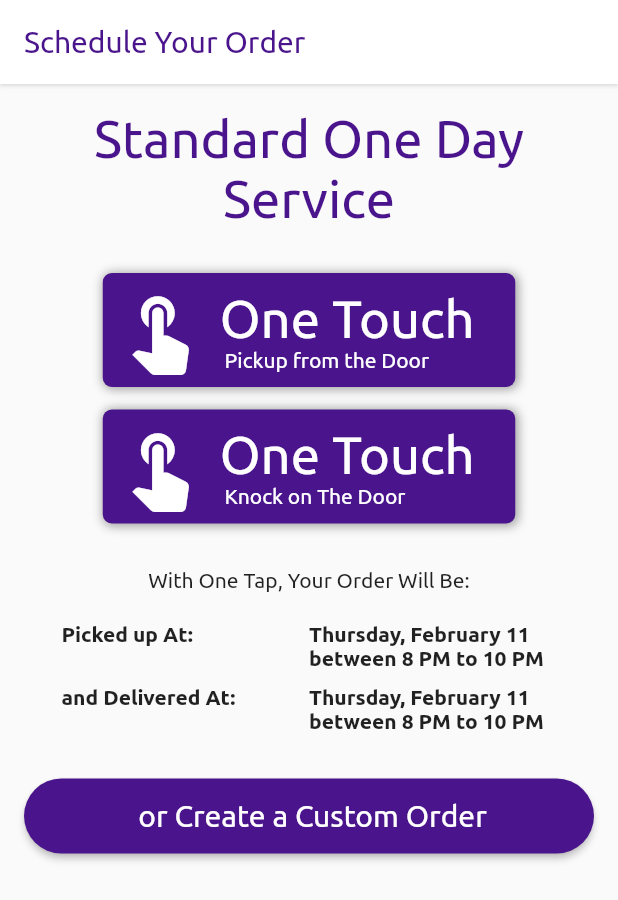
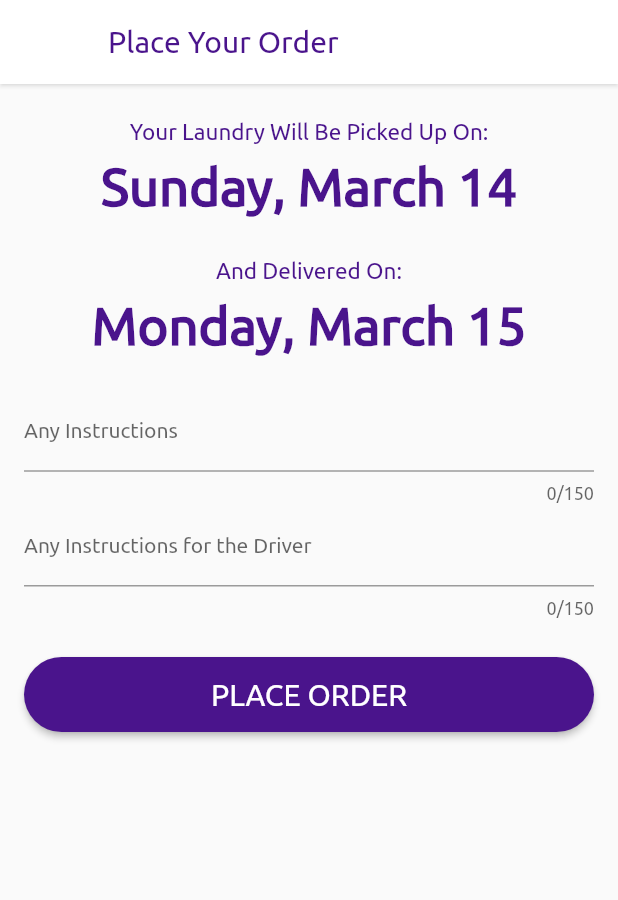
Before and after one commit to arunabhdas/dhobi_app, a Flutter app: the HomeTab screen opened directly, after a tap on "or Create a Custom Order", on a phone screen of 412 x 824 dp. Shown: the top 900 px of the screen. Run offline on Flutter 3.47's test engine with Material 2 defaults, Android fonts, the phone set to English and light mode, and no system bars; our stand-ins replace connectivity, firebase_auth, firebase_core, firebase_database, firebase_storage, image_cropper and 2 more; accounts and stored records are empty.

Commit message:
Madde Custom Order Page with Date Picker

```diff
--- a/lib/main.dart
+++ b/lib/main.dart
@@ -18,7 +18,8 @@ class MyApp extends StatelessWidget {
       title: 'Flutter Demo',
       theme: ThemeData(
         fontFamily: 'Ubuntu',
-        primarySwatch: Colors.grey,
+        primarySwatch: Colors.purple,
+        primaryColor: Colors.purple[900],
         visualDensity: VisualDensity.adaptivePlatformDensity,
       ),
       initialRoute: FirebaseAuth.instance.currentUser == null
--- /dev/null
+++ b/lib/screens/custom_order_screen.dart
@@ -0,0 +1,192 @@
+import 'package:dhobi_app/widgets/largeButton.dart';
+import 'package:flutter/cupertino.dart';
+import 'package:flutter/material.dart';
+import 'package:intl/intl.dart';
+
+class CustomOrderScreen extends StatefulWidget {
+  @override
+  _CustomOrderScreenState createState() => _CustomOrderScreenState();
+}
+
+class _CustomOrderScreenState extends State<CustomOrderScreen> {
+  TextEditingController instructionFieldController = TextEditingController();
+  TextEditingController driverFieldController = TextEditingController();
+  String buttonText = 'Select Date';
+
+  DateTime selectedPickupDate = DateTime(
+      DateTime.now().year,
+      DateTime.now().month,
+      (DateTime.now().weekday != 5)
+          ? DateTime.now().day + 1
+          : DateTime.now().day + 2);
+
+  DateTime nextDate = DateTime(
+      DateTime.now().year,
+      DateTime.now().month,
+      (DateTime.now().weekday != 5)
+          ? DateTime.now().day + 1
+          : DateTime.now().day + 2);
+
+  _selectDate(BuildContext context) async {
+    return buildMaterialDatePicker(context);
+  }
+
+  /// Material Picker
+  buildMaterialDatePicker(BuildContext context) async {
+    final DateTime picked = await showDatePicker(
+      context: context,
+      selectableDayPredicate: (date) {
+        // Disable weekend days to select from the calendar
+        if (date.weekday == 6 || date.isBefore(nextDate)) {
+          //date.month < DateTime.now().month) {
+          return false;
+        }
+        return true;
+      },
+      initialDate: selectedPickupDate,
+      firstDate: DateTime(DateTime.now().year),
+      lastDate: DateTime(DateTime.now().year + 1),
+      builder: (context, child) {
+        return Theme(
+          data: ThemeData.dark(),
+          child: child,
+        );
+      },
+    );
+    if (picked != null && picked != selectedPickupDate)
+      setState(() {
+        selectedPickupDate = picked;
+      });
+  }
+
+  void openDateChanger() {
+    _selectDate(context);
+    setState(() {
+      buttonText = 'Change Date';
+    });
+  }
+
+  @override
+  Widget build(BuildContext context) {
+    return GestureDetector(
+      onTap: () => FocusScope.of(context).requestFocus(new FocusNode()),
+      child: Scaffold(
+        appBar: AppBar(
+          elevation: 1,
+          shadowColor: Colors.black45,
+          backgroundColor: Colors.white,
+          title: Text(
+            'Place Your Order',
+            style: TextStyle(fontSize: 20, color: Colors.purple[900]),
+          ),
+        ),
+        body: SafeArea(
+          child: SingleChildScrollView(
+            child: Padding(
+                padding:
+                    const EdgeInsets.symmetric(horizontal: 16, vertical: 8),
+                child: Column(
+                  mainAxisSize: MainAxisSize.min,
+                  children: [
+                    SizedBox(height: 15),
+                    Text(
+                      'Your Laundry Will Be Picked Up On:',
+                      style: TextStyle(
+                        color: Colors.purple[900],
+                        fontSize: 15,
+                        fontFamily: 'Ubuntu',
+                      ),
+                    ),
+                    TextButton(
+                      onPressed: () => openDateChanger(),
+                      child: Text(
+                        "${DateFormat('EEEE, MMMM d').format(selectedPickupDate)}",
+                        style: TextStyle(
+                          fontSize: 35,
+                          fontWeight: FontWeight.bold,
+                          fontFamily: 'Ubuntu',
+                          color: Colors.purple[900],
+                        ),
+                      ),
+                    ),
+                    SizedBox(
+                      height: 20.0,
+                    ),
+                    Text(
+                      'And Delivered On:',
+                      style: TextStyle(
+                          color: Colors.purple[900],
+                          fontSize: 15,
+                          fontFamily: 'Ubuntu'),
+                    ),
+                    TextButton(
+                      onPressed: () => openDateChanger(),
+                      child: Text(
+                        '${DateFormat('EEEE, MMMM d').format(selectedPickupDate.add((selectedPickupDate.weekday != 5) ? Duration(days: 1) : Duration(days: 2)))}',
+                        style: TextStyle(
+                          fontSize: 35,
+                          fontWeight: FontWeight.bold,
+                          fontFamily: 'Ubuntu',
+                          color: Colors.purple[900],
+                        ),
+                      ),
+                    ),
+                    SizedBox(height: 15),
+                    TextField(
+                      controller: instructionFieldController,
+                      keyboardType: TextInputType.multiline,
+                      minLines: 1,
+                      maxLines: 3,
+                      maxLength: 150,
+                      decoration: InputDecoration(
+                        labelText: 'Any Instructions',
+                        labelStyle: TextStyle(
+                          fontSize: 14.0,
+                        ),
+                        hintStyle: TextStyle(
+                          color: Colors.grey,
+                          fontSize: 10.0,
+                        ),
+                      ),
+                      style: TextStyle(fontSize: 14.0),
+                    ),
+                    TextField(
+                      controller: driverFieldController,
+                      keyboardType: TextInputType.multiline,
+                      minLines: 1,
+                      maxLines: 3,
+                      maxLength: 150,
+                      decoration: InputDecoration(
+                        labelText: 'Any Instructions for the Driver',
+                        labelStyle: TextStyle(
+                          fontSize: 14.0,
+                        ),
+                        hintStyle: TextStyle(
+                          color: Colors.grey,
+                          fontSize: 10.0,
+                        ),
+                      ),
+                      style: TextStyle(fontSize: 14.0),
+                    ),
+                    SizedBox(
+                      height: 25,
+                    ),
+                    LargeButton(
+                      title: 'PLACE ORDER',
+                      color: Colors.purple[900],
+                      onPressed: () {
+                        print(selectedPickupDate);
+                        print(selectedPickupDate.add(
+                            (selectedPickupDate.weekday != 5)
+                                ? Duration(days: 1)
+                                : Duration(days: 2)));
+                      },
+                    )
+                  ],
+                )),
+          ),
+        ),
+      ),
+    );
+  }
+}
--- a/lib/tabs/home_tab.dart
+++ b/lib/tabs/home_tab.dart
@@ -1,8 +1,21 @@
+import 'package:dhobi_app/screens/custom_order_screen.dart';
 import 'package:dhobi_app/widgets/largeButton.dart';
-import 'package:firebase_auth/firebase_auth.dart';
 import 'package:flutter/material.dart';
+import 'package:intl/intl.dart';
 
-class HomeTab extends StatelessWidget {
+class HomeTab extends StatefulWidget {
+  @override
+  _HomeTabState createState() => _HomeTabState();
+}
+
+class _HomeTabState extends State<HomeTab> {
+  DateTime tommorowDate = DateTime(
+      DateTime.now().year,
+      DateTime.now().month,
+      (DateTime.now().weekday != 5)
+          ? DateTime.now().day + 1
+          : DateTime.now().day + 2);
+
   @override
   Widget build(BuildContext context) {
     return Scaffold(
@@ -144,7 +157,7 @@ class HomeTab extends StatelessWidget {
                         crossAxisAlignment: CrossAxisAlignment.start,
                         children: [
                           Text(
-                            'Thursday, February 11',
+                            '${DateFormat('EEEE, MMMM d').format(tommorowDate)}',
                             style: TextStyle(fontFamily: 'Ubuntu-Bold'),
                           ),
                           Text(
@@ -168,7 +181,7 @@ class HomeTab extends StatelessWidget {
                       crossAxisAlignment: CrossAxisAlignment.start,
                       children: [
                         Text(
-                          'Thursday, February 11',
+                          '${DateFormat('EEEE, MMMM d').format(tommorowDate.add((tommorowDate.weekday != 5) ? Duration(days: 1) : Duration(days: 2)))}',
                           style: TextStyle(fontFamily: 'Ubuntu-Bold'),
                         ),
                         Text(
@@ -185,14 +198,11 @@ class HomeTab extends StatelessWidget {
             LargeButton(
               title: ' or Create a Custom Order',
               color: Colors.purple[900],
-              onPressed: () async {
-                User user = FirebaseAuth.instance.currentUser;
-
-                try {
-                  await user.sendEmailVerification();
-                } catch (e) {
-                  print(e);
-                }
+              onPressed: () {
+                Navigator.push(
+                  context,
+                  MaterialPageRoute(builder: (context) => CustomOrderScreen()),
+                );
               },
             )
           ],
--- a/pubspec.yaml
+++ b/pubspec.yaml
@@ -19,6 +19,7 @@ dependencies:
   mask_text_input_formatter: ^1.2.1
   image_picker: ^0.7.2
   image_cropper: ^1.3.1
+  intl: ^0.17.0
 
 
 
```
Also changed, not shown: lib/tabs/settings_tab.dart (+9 -1 lines), pubspec.lock, 10 other files.
